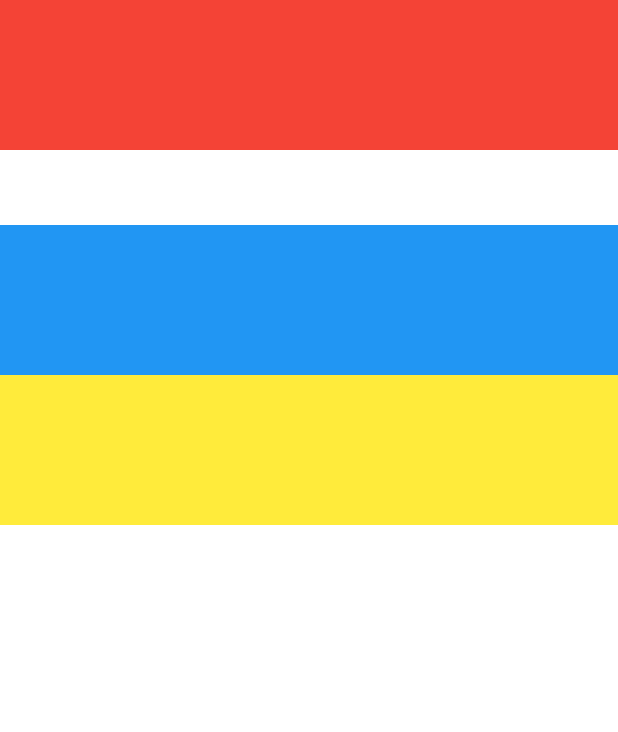
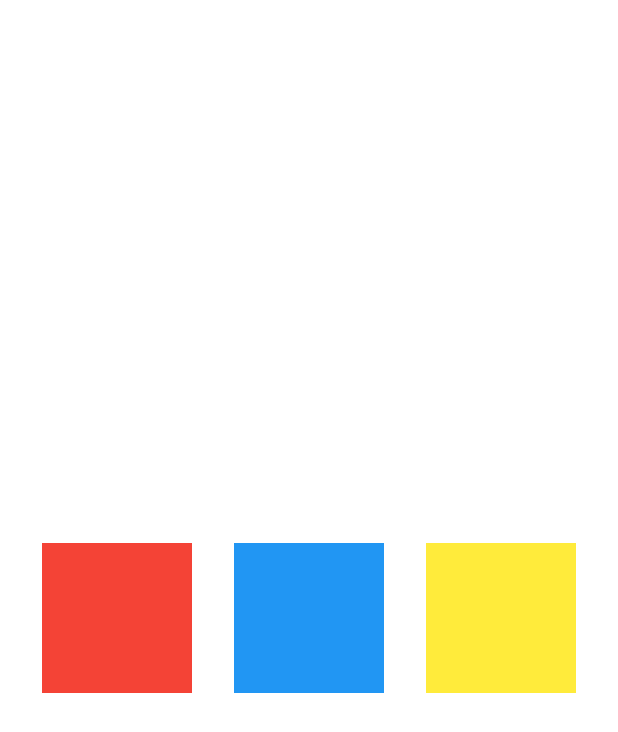
Before and after one commit to BRADDTELES/Curso_Flutter-e-Dart, a Flutter app: the screen it shows after launch, on a phone screen of 412 x 824 dp. Shown: the top 732 px of the screen. Run offline on Flutter 3.47's test engine with Material 3 defaults, Android fonts, the phone set to English and light mode, and no system bars.

Commit message:
Widget: Row

```diff
--- a/Curso Flutter e Dart/Flutter/horas_v3/lib/main.dart
+++ b/Curso Flutter e Dart/Flutter/horas_v3/lib/main.dart
@@ -16,23 +16,24 @@ class MyApp extends StatelessWidget {
   Widget build(BuildContext context) {
     return MaterialApp(
       title: 'Flutter Demo',
+      debugShowCheckedModeBanner: false,
       theme: ThemeData(
         colorScheme: ColorScheme.fromSeed(seedColor: Colors.deepPurple),
         useMaterial3: true,
       ),
       home: Container(
-        child: Column(
-          // mainAxisAlignment: MainAxisAlignment.spaceAround,
-          crossAxisAlignment: CrossAxisAlignment.stretch,
+        child: Row(
+          mainAxisAlignment: MainAxisAlignment.spaceEvenly,
+          crossAxisAlignment: CrossAxisAlignment.center,
           children: [
             Container(
               color: Colors.red,
               width: largura,
               height: altura,
             ),
-            SizedBox(
-              height: 50,
-            ),
+            // SizedBox(
+            //   width: 50,
+            // ),
             Container(
               color: Colors.blue,
               width: largura,
```
